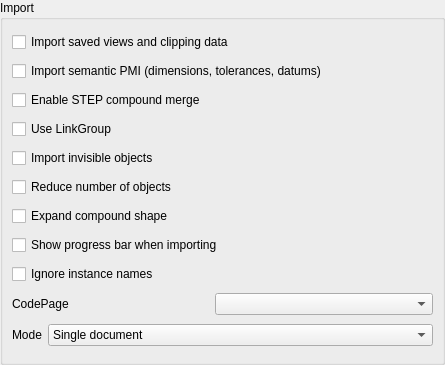
Before: the Qt Designer form src/Mod/Part/Gui/DlgImportStep.ui in Rchiemstra/FreeCAD, drawn with Qt 5.
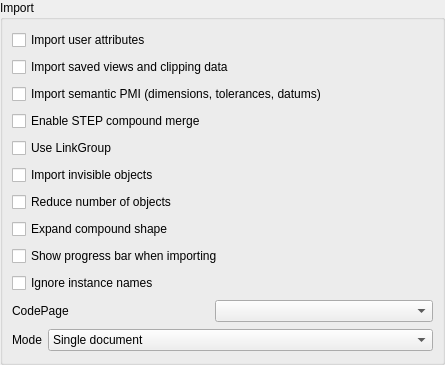
After: the same form once the commit is applied. Custom widgets are drawn as their Qt base class.

Commit message:
Import: add opt-in AP242 user attribute import
Import owned editable descriptive and measured attributes with exact owner links
and explicit unavailable reasons. Add default-off options and independent fixtures.
Saved worker evidence: headless 84, GUI 37, architecture 387 + 42, codespell 0.
Read-only slice review remains pending; feature merge requires user OK.

```diff
--- a/src/Mod/Part/Gui/DlgImportStep.ui
+++ b/src/Mod/Part/Gui/DlgImportStep.ui
@@ -23,6 +23,25 @@
       <string>Import</string>
      </property>
      <layout class="QVBoxLayout" name="verticalLayout">
+      <item>
+       <widget class="Gui::PrefCheckBox" name="checkBoxUserAttributes">
+        <property name="text">
+         <string>Import user attributes</string>
+        </property>
+        <property name="toolTip">
+         <string>Import descriptive strings and explicitly unit-bearing length and angle properties as editable records.</string>
+        </property>
+        <property name="checked">
+         <bool>false</bool>
+        </property>
+        <property name="prefEntry" stdset="0">
+         <cstring>ImportUserAttributes</cstring>
+        </property>
+        <property name="prefPath" stdset="0">
+         <cstring>Mod/Import</cstring>
+        </property>
+       </widget>
+      </item>
       <item>
        <widget class="Gui::PrefCheckBox" name="checkBoxSavedViews">
         <property name="text">
```
The commit also changes 23 other files.
